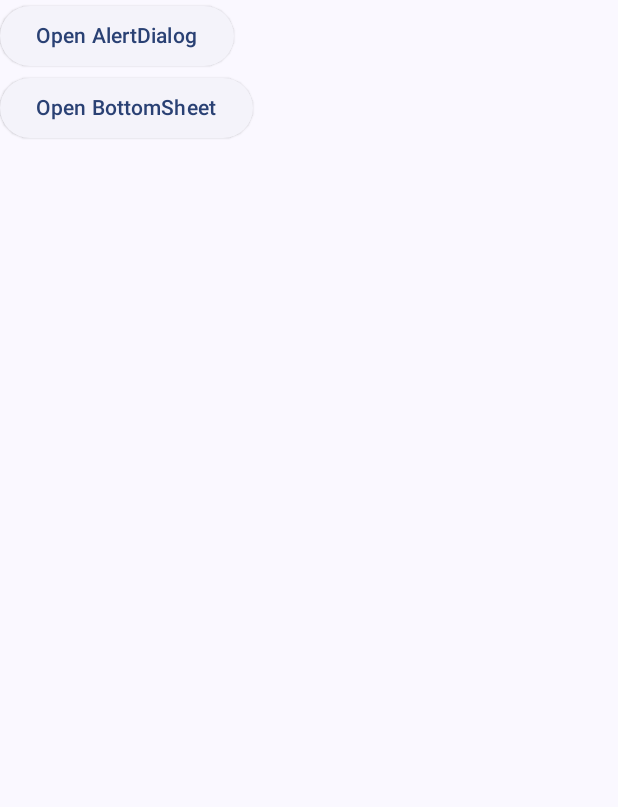
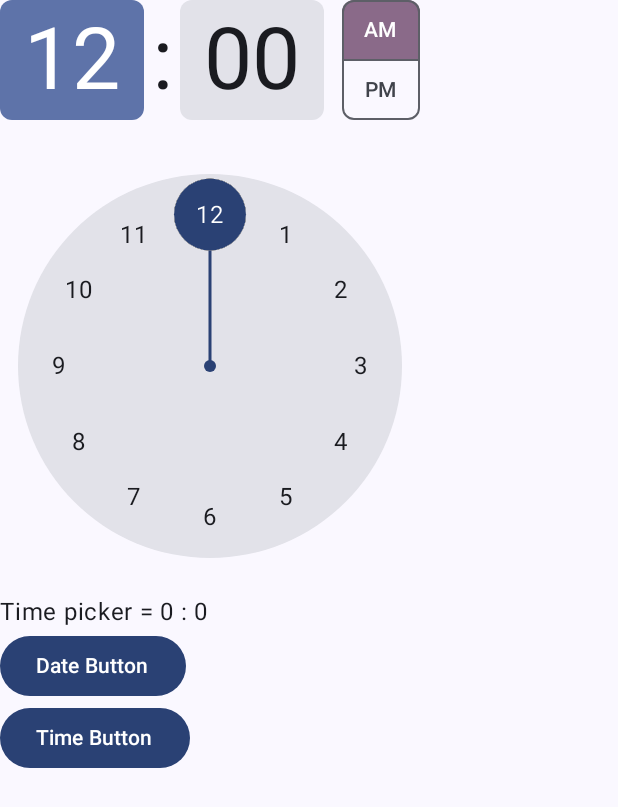
Before and after one commit to meuleuheu/JetpackComposeBasic, an Android app built with Jetpack Compose: the @Preview function GreetingPreview, on a phone screen of 412 x 824 dp. Shown: the top 807 px of the screen. Run offline under Robolectric (Android 15) with nearby library versions, the phone set to English and light mode, and no system bars; libraries missing offline, so code that uses them is left out: kotlinx.coroutines.launch, kotlinx.coroutines.selects.

Commit message:
TimePicker, DatePicker & custom Dialog

```diff
--- a/app/src/main/java/com/example/jetpackcomposebasic/MainActivity.kt
+++ b/app/src/main/java/com/example/jetpackcomposebasic/MainActivity.kt
@@ -61,6 +61,9 @@ import androidx.compose.material3.ButtonColors
 import androidx.compose.material3.ButtonDefaults
 import androidx.compose.material3.Card
 import androidx.compose.material3.CardDefaults
+import androidx.compose.material3.DatePicker
+import androidx.compose.material3.DatePickerDefaults
+import androidx.compose.material3.DatePickerDialog
 import androidx.compose.material3.Divider
 import androidx.compose.material3.DropdownMenu
 import androidx.compose.material3.DropdownMenuItem
@@ -89,6 +92,11 @@ import androidx.compose.material3.Text
 import androidx.compose.material3.TextButton
 import androidx.compose.material3.TextField
 import androidx.compose.material3.TextFieldDefaults
+import androidx.compose.material3.TimePicker
+import androidx.compose.material3.TimePickerDefaults
+import androidx.compose.material3.TimePickerLayoutType
+import androidx.compose.material3.rememberDatePickerState
+import androidx.compose.material3.rememberTimePickerState
 import androidx.compose.runtime.Composable
 import androidx.compose.runtime.getValue
 import androidx.compose.runtime.mutableStateListOf
@@ -747,7 +755,9 @@ fun Greeting11(name: String, modifier: Modifier) {
                 }
             }
         }
-        Box(Modifier.background(Color.Red).fillMaxSize())
+        Box(Modifier
+            .background(Color.Red)
+            .fillMaxSize())
     }
 }
 // No.11 end
@@ -757,7 +767,9 @@ fun Greeting11(name: String, modifier: Modifier) {
 fun Greeting12(name: String, modifier: Modifier) {
     Column {
         Card (
-            Modifier.padding(16.dp).fillMaxWidth(),
+            Modifier
+                .padding(16.dp)
+                .fillMaxWidth(),
             elevation = CardDefaults.cardElevation(4.dp),   // do bong
             colors = CardDefaults.cardColors(Color.Yellow),
             border = BorderStroke(2.dp, color = Color.Green)
@@ -774,19 +786,25 @@ fun Greeting12(name: String, modifier: Modifier) {
         }
 
         Card (
-            Modifier.padding(16.dp).fillMaxWidth()
+            Modifier
+                .padding(16.dp)
+                .fillMaxWidth()
         ) {
             Text(text = "Hello", Modifier.padding(8.dp))
         }
 
         ElevatedCard (
-            Modifier.padding(16.dp).fillMaxWidth()
+            Modifier
+                .padding(16.dp)
+                .fillMaxWidth()
         ) {
             Text(text = "Hello", Modifier.padding(8.dp))
         }
 
         OutlinedCard (
-            Modifier.padding(16.dp).fillMaxWidth()
+            Modifier
+                .padding(16.dp)
+                .fillMaxWidth()
         ) {
             Text(text = "Hello", Modifier.padding(8.dp))
         }
@@ -801,7 +819,8 @@ fun Greeting13(name: String, modifier: Modifier) {
         Image(
             painter = painterResource(R.drawable.screen),
             contentDescription = null,
-            modifier = Modifier.size(150.dp)
+            modifier = Modifier
+                .size(150.dp)
                 .background(Color.Red)
                 .clip(shape = CircleShape)
                 .border(BorderStroke(2.dp, Color.Yellow), CircleShape),
@@ -811,13 +830,17 @@ fun Greeting13(name: String, modifier: Modifier) {
         Image(
             painter = painterResource(R.drawable.setting),
             contentDescription = null,
-            modifier = Modifier.size(150.dp).background(Color.Blue)
+            modifier = Modifier
+                .size(150.dp)
+                .background(Color.Blue)
         )
 
         Image(
             painter = painterResource(R.drawable.home),
             contentDescription = null,
-            modifier = Modifier.size(150.dp).background(Color.Green)
+            modifier = Modifier
+                .size(150.dp)
+                .background(Color.Green)
         )
 
         // Coil, Glide
@@ -882,9 +905,82 @@ fun Greeting14(name: String, modifier: Modifier) {
 }
 // No.14 end
 
+// No.15
+@OptIn(ExperimentalMaterial3Api::class)
+@Composable
+fun Greeting15(name: String, modifier: Modifier) {
+    var datePickerState = rememberDatePickerState()
+    var datePickerState2 = rememberDatePickerState()
+    var showDatePickerDialog by remember { mutableStateOf(false) }
+
+    var timePickerState = rememberTimePickerState()
+    var timePickerState2 = rememberTimePickerState()
+    var showTimePickerDialog by remember { mutableStateOf(false) }
+    Column {
+        // date picker
+//        DatePicker(
+//            state = datePickerState,
+//            title = { Text("Title") },
+//            headline = { Text("Headline") },
+//            showModeToggle = true,
+//            colors = DatePickerDefaults.colors(weekdayContentColor = Color.Red)
+//        )
+//        Text(
+//            text = "Time picker = ${datePickerState.selectedDateMillis}",
+//            modifier = modifier
+//        )
+
+        // time picker
+        TimePicker(
+            state = timePickerState,
+            colors = TimePickerDefaults.colors(),
+            layoutType = TimePickerLayoutType.Vertical
+        )
+        Text(
+            text = "Time picker = ${timePickerState.hour} : ${timePickerState.minute}"
+        )
+
+        // date picker dialog
+        Button(onClick = { showDatePickerDialog = true }) {
+            Text(text = "Date Button")
+        }
+        if (showDatePickerDialog) {
+            DatePickerDialog(
+                onDismissRequest = {  },
+                confirmButton = {
+                    TextButton(onClick = { showDatePickerDialog = false }) {
+                        Text("Confirm")
+                    }
+                }
+            ) {
+                DatePicker(
+                    state = datePickerState2
+                )
+            }
+        }
+
+        // time picker dialog
+        Button(onClick = { showTimePickerDialog = true }) {
+            Text(text = "Time Button")
+        }
+        if (showTimePickerDialog) {
+            AlertDialog(
+                onDismissRequest = { showTimePickerDialog = false }
+            ) {
+                Surface {
+                    TimePicker(
+                        state = timePickerState2
+                    )
+                }
+            }
+        }
+    }
+}
+// No.15 end
+
 // https://m3.material.io/components
 
-@Preview(showBackground = true, heightDp = 500)
+@Preview(showBackground = true)
 @Composable
 fun GreetingPreview() {
     JetpackComposeBasicTheme {
@@ -892,7 +988,7 @@ fun GreetingPreview() {
             modifier = Modifier.fillMaxSize(),
             color = MaterialTheme.colorScheme.background
         ) {
-            Greeting14("Android", modifier = Modifier)
+            Greeting15("Android", modifier = Modifier)
         }
     }
 }
```
